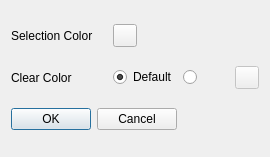
First picture: the form in tools/assetpipelineeditor/settingsdialog.ui, repository KDAB/kuesa, before the edit.
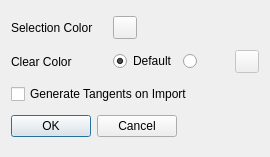
Second picture: the form after the edit.

Commit message: Add UI for tangent generation setting

What changed in the file:
```diff
--- a/tools/assetpipelineeditor/settingsdialog.ui
+++ b/tools/assetpipelineeditor/settingsdialog.ui
@@ -59,7 +59,7 @@
      </item>
     </layout>
    </item>
-   <item row="2" column="0" colspan="2">
+   <item row="3" column="0" colspan="2">
     <widget class="QDialogButtonBox" name="buttonBox">
      <property name="orientation">
       <enum>Qt::Horizontal</enum>
@@ -76,6 +76,13 @@
      </property>
     </widget>
    </item>
+   <item row="2" column="0" colspan="3">
+    <widget class="QCheckBox" name="generateTangentsCB">
+     <property name="text">
+      <string>Generate Tangents on Import</string>
+     </property>
+    </widget>
+   </item>
   </layout>
  </widget>
  <resources/>
```
Left out of the diff: 48 changed lines with no effect on the pictures. The commit also changes 2 other files.
